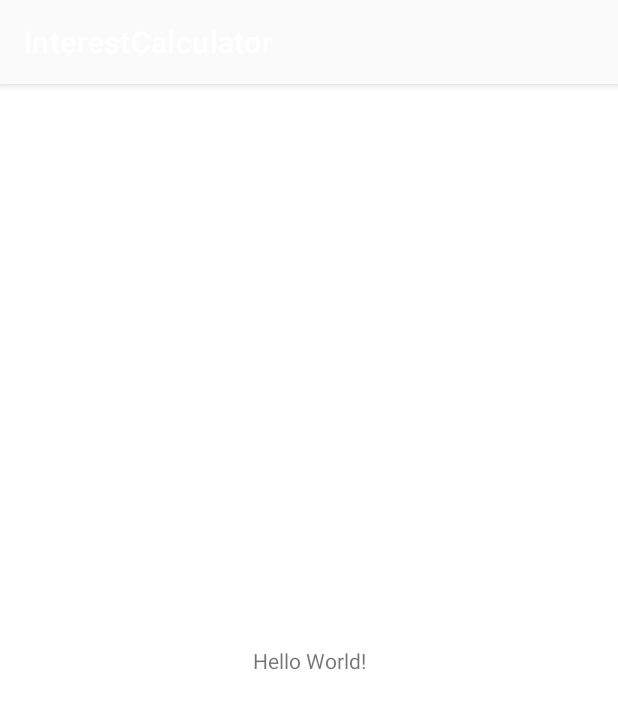
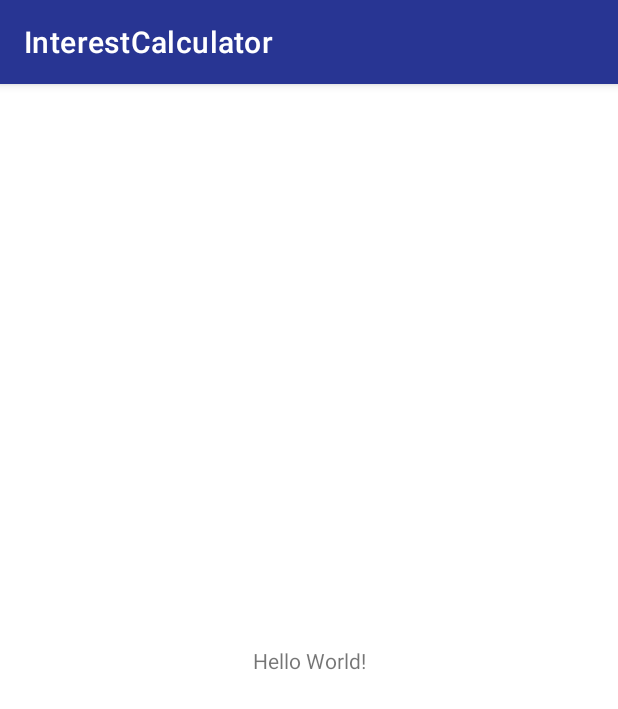
Before and after one commit to onumengine/MobileForceInterestCalculator, an Android app: the screen it shows after launch (MainActivity), on a phone screen of 412 x 824 dp. Shown: the top 709 px of the screen. Run offline under Robolectric (Android 15) with nearby library versions, the phone set to English and light mode, and no system bars.

```diff
--- a/app/src/main/AndroidManifest.xml
+++ b/app/src/main/AndroidManifest.xml
@@ -9,8 +9,6 @@
         android:roundIcon="@mipmap/ic_launcher_round"
         android:supportsRtl="true"
         android:theme="@style/AppTheme">
-        <activity android:name=".ResultActivity">
-        </activity>
         <activity android:name=".MainActivity">
             <intent-filter>
                 <action android:name="android.intent.action.MAIN" />
--- a/app/src/main/res/values/colors.xml
+++ b/app/src/main/res/values/colors.xml
@@ -1,6 +1,6 @@
 <?xml version="1.0" encoding="utf-8"?>
 <resources>
-    <color name="colorPrimary">#FAFAFA</color>
-    <color name="colorPrimaryDark">#F5F5F5</color>
-    <color name="colorAccent">#1565C0</color>
+    <color name="colorPrimary">#283593</color>
+    <color name="colorPrimaryDark">#1A237E</color>
+    <color name="colorAccent">#283593</color>
 </resources>
```
Also changed, not shown: app/src/main/java/com/example/interestcalculator/ResultActivity.java (deleted, +0 -14 lines), app/src/main/res/layout/activity_result.xml (deleted, +0 -38 lines).
